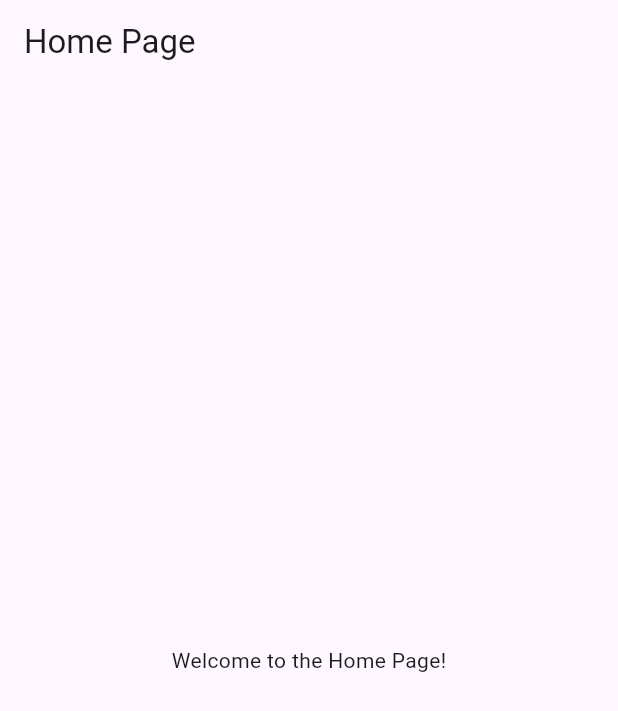
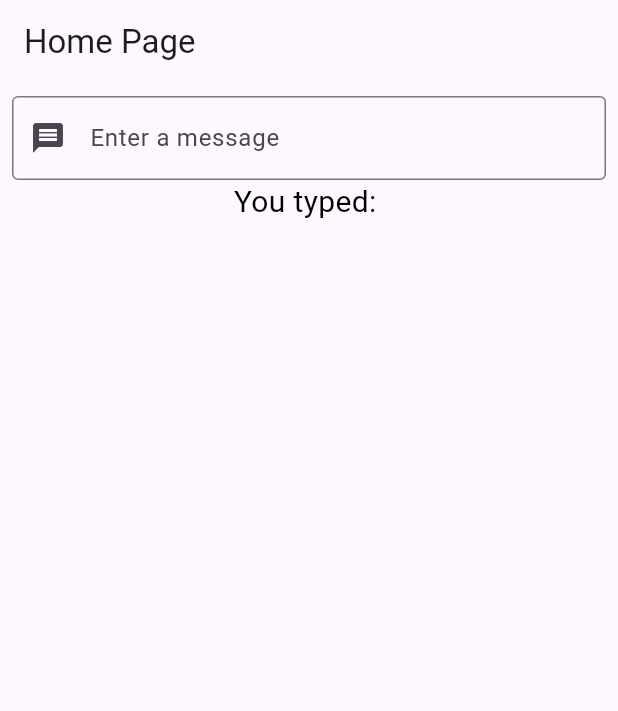
Before and after one commit to Vinald/Flutter_Projects, a Flutter app: the screen it shows after launch, on a phone screen of 412 x 824 dp. Shown: the top 711 px of the screen. Run offline on Flutter 3.47's test engine with Material 3 defaults, Android fonts, the phone set to English and light mode, and no system bars; our stand-ins replace flutter_spinkit.

Commit message:
input field

```diff
--- a/my_blog/lib/app.dart
+++ b/my_blog/lib/app.dart
@@ -1,5 +1,5 @@
 import 'package:flutter/material.dart';
-import 'package:my_blog/pages/home.dart';
+import 'package:my_blog/presentation/pages/home.dart';
 
 class MyApp extends StatelessWidget {
   const MyApp({super.key});
--- a/my_blog/lib/pages/home.dart
+++ /dev/null
@@ -1,13 +0,0 @@
-import 'package:flutter/material.dart';
-
-class Home extends StatelessWidget {
-  const Home({super.key});
-
-  @override
-  Widget build(BuildContext context) {
-    return Scaffold(
-      appBar: AppBar(title: const Text('Home Page')),
-      body: const Center(child: Text('Welcome to the Home Page!')),
-    );
-  }
-}
--- /dev/null
+++ b/my_blog/lib/presentation/pages/home.dart
@@ -0,0 +1,17 @@
+import 'package:flutter/material.dart';
+import 'package:my_blog/presentation/widgets/text_input_widget.dart';
+
+class Home extends StatelessWidget {
+  const Home({super.key});
+
+  @override
+  Widget build(BuildContext context) {
+    return Scaffold(
+      appBar: AppBar(title: Text('Home Page')),
+      body: Padding(
+        padding: const EdgeInsets.all(8.0),
+        child: TextInputWeight(),
+      ),
+    );
+  }
+}
--- /dev/null
+++ b/my_blog/lib/presentation/widgets/text_input_widget.dart
@@ -0,0 +1,47 @@
+import 'package:flutter/material.dart';
+
+class TextInputWeight extends StatefulWidget {
+  const TextInputWeight({super.key});
+
+  @override
+  State<TextInputWeight> createState() => _TextInputWeightState();
+}
+
+class _TextInputWeightState extends State<TextInputWeight> {
+  final controller = TextEditingController();
+  String text = "";
+
+  void dispose() {
+    controller.dispose();
+    super.dispose();
+  }
+
+  void changeText(String value) {
+    setState(() {
+      text = value;
+    });
+  }
+
+  @override
+  Widget build(BuildContext context) {
+    return Column(
+      children: [
+        TextField(
+          controller: controller,
+          decoration: InputDecoration(
+            prefixIcon: Icon(Icons.message),
+            labelText: "Enter a message",
+            border: OutlineInputBorder(),
+          ),
+          onChanged: (text) {
+            changeText(text);
+          },
+        ),
+        Text(
+          'You typed: $text',
+          style: TextStyle(fontSize: 20, color: Colors.black),
+        ),
+      ],
+    );
+  }
+}
```
